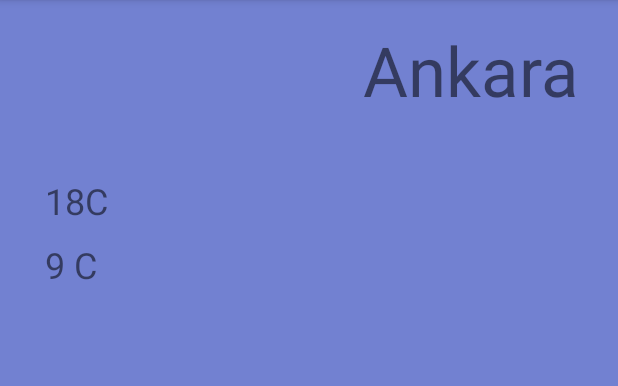
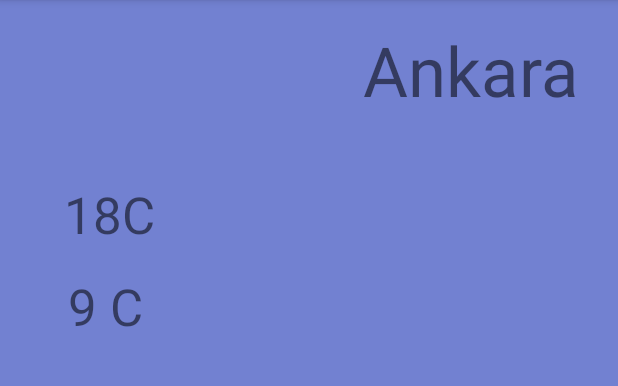
Before and after one commit to etokoc/WeatherApp, an Android app: the ActivityDetay screen opened directly, with no data from a screen before it, on a phone screen of 412 x 824 dp, the part 84-470 px from its top. Run offline under Robolectric (Android 15) with nearby library versions, the phone set to English and light mode, and no system bars; 3 statements that could not run were skipped.

Commit message:
detaylarda günün ve gelecekteki hava durumlarını çekebiliyoruz

```diff
--- a/app/src/main/java/com/example/weatherapp/ActivityDetay.kt
+++ b/app/src/main/java/com/example/weatherapp/ActivityDetay.kt
@@ -18,7 +18,6 @@
 
 class ActivityDetay : AppCompatActivity() {
     private val BASE_URL = "https://www.metaweather.com"
-    var list: ArrayList<Example>? = null
     lateinit var binding: ActivityDetayBinding
 
     override fun onCreate(savedInstanceState: Bundle?) {
@@ -51,6 +50,8 @@
                         for (x in detay!!) {
                             Log.i("response", "" + x.theTemp)
                         }
+                        binding.detayTxtMax.setText(detay.get(0).maxTemp!!.toDouble().toInt().toString())
+                        binding.detayTxtMin.setText(detay.get(0).minTemp!!.toDouble().toInt().toString())
                     }
                 }
 
--- a/app/src/main/res/layout/activity_detay.xml
+++ b/app/src/main/res/layout/activity_detay.xml
@@ -16,6 +16,8 @@
         android:text="Ankara"
         android:textSize="46sp"
         app:layout_constraintEnd_toStartOf="@+id/detay_image"
+        app:layout_constraintHorizontal_bias="1.0"
+        app:layout_constraintStart_toStartOf="parent"
         app:layout_constraintTop_toTopOf="parent" />
 
     <ImageView
@@ -32,10 +34,11 @@
         android:id="@+id/detay_txt_max"
         android:layout_width="wrap_content"
         android:layout_height="wrap_content"
-        android:layout_marginStart="30dp"
-        android:layout_marginTop="117dp"
+        android:layout_marginTop="120dp"
         android:text="18C"
-        android:textSize="24sp"
+        android:textSize="34sp"
+        app:layout_constraintEnd_toEndOf="parent"
+        app:layout_constraintHorizontal_bias="0.121"
         app:layout_constraintStart_toStartOf="parent"
         app:layout_constraintTop_toTopOf="parent" />
 
@@ -43,9 +46,11 @@
         android:id="@+id/detay_txt_min"
         android:layout_width="wrap_content"
         android:layout_height="wrap_content"
-        android:layout_marginTop="10dp"
+        android:layout_marginTop="16dp"
         android:text="9 C"
-        android:textSize="24sp"
+        android:textSize="34sp"
+        app:layout_constraintEnd_toEndOf="parent"
+        app:layout_constraintHorizontal_bias="0.009"
         app:layout_constraintStart_toStartOf="@+id/detay_txt_max"
         app:layout_constraintTop_toBottomOf="@+id/detay_txt_max" />
 </androidx.constraintlayout.widget.ConstraintLayout>
```
